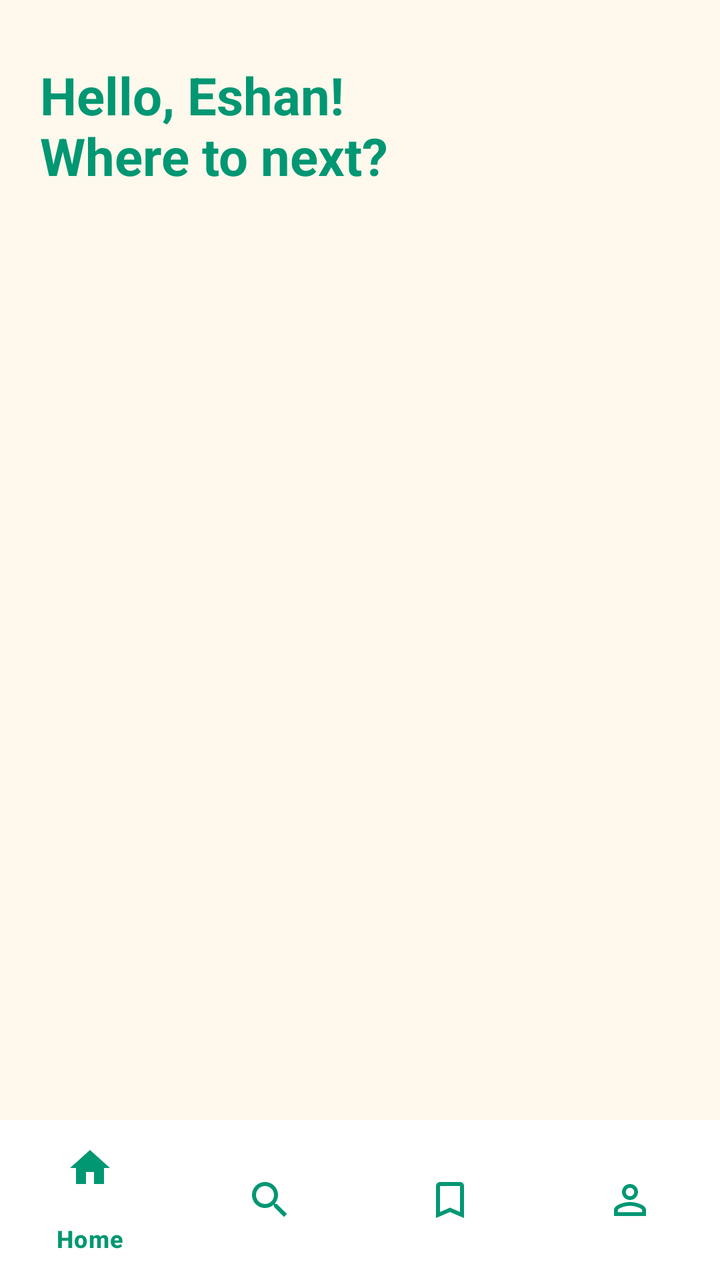
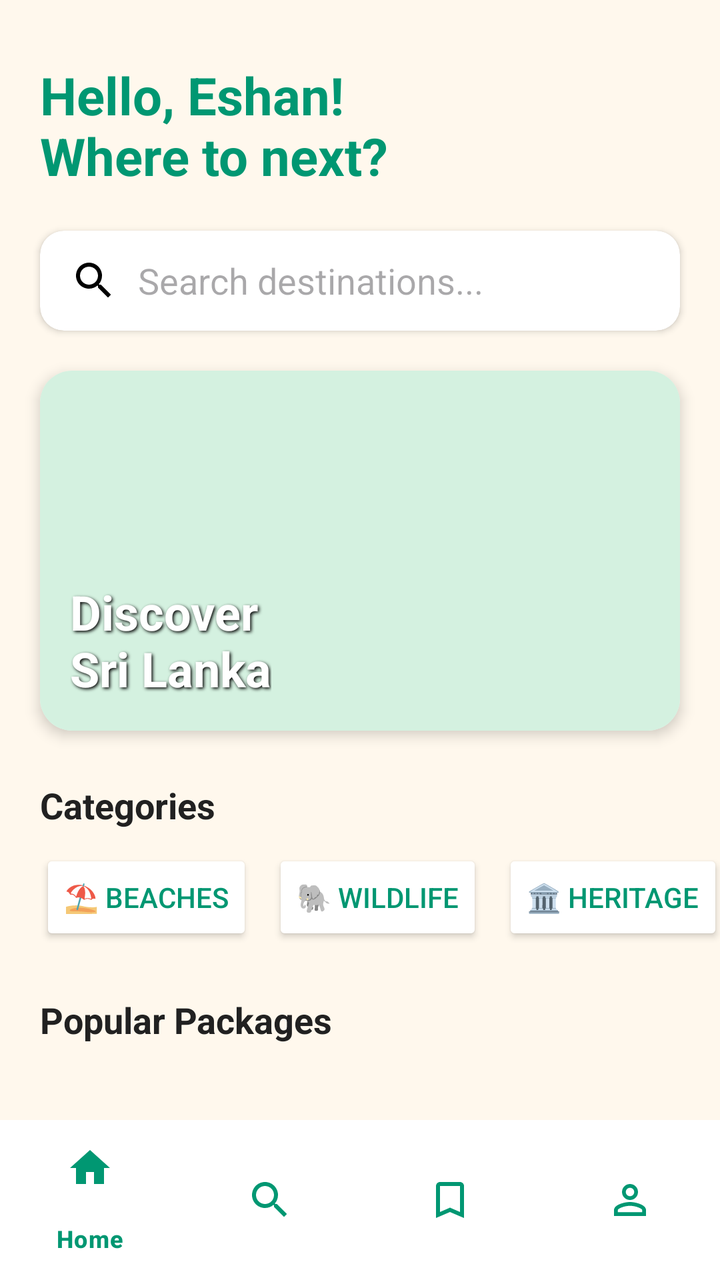

Compare the two renders of this Android layout. The source of the first and the diff that turns it into the second are given below.
<!-- AndroidManifest.xml: application theme Theme.CeyloTrip -->
<!-- res/layout/activity_home.xml -->
<?xml version="1.0" encoding="utf-8"?>
<RelativeLayout xmlns:android="http://schemas.android.com/apk/res/android"
    xmlns:app="http://schemas.android.com/apk/res-auto"
    android:layout_width="match_parent"
    android:layout_height="match_parent"
    android:background="#FFF8ED"> 

    
    <TextView
        android:id="@+id/tvWelcomeMessage"
        android:layout_width="wrap_content"
        android:layout_height="wrap_content"
        android:text="Hello, Eshan!\nWhere to next?"
        android:textColor="#009772"
        android:textSize="26sp"
        android:textStyle="bold"
        android:layout_marginTop="30dp"
        android:layout_marginLeft="20dp"/>

    <androidx.recyclerview.widget.RecyclerView
        android:id="@+id/recyclerViewPackages"
        android:layout_width="match_parent"
        android:layout_height="wrap_content"
        android:layout_below="@id/tvWelcomeMessage"
        android:layout_marginTop="20dp"
        android:paddingLeft="10dp"
        android:paddingRight="10dp"
        android:clipToPadding="false" />


    
    <com.google.android.material.bottomnavigation.BottomNavigationView
        android:id="@+id/bottomNavigation"
        android:layout_width="match_parent"
        android:layout_height="wrap_content"
        android:layout_alignParentBottom="true"
        android:background="#FFFFFF"
        app:itemIconTint="#009772"
        app:itemTextColor="#009772"
        app:menu="@menu/bottom_nav_menu"
        android:elevation="8dp"/>

</RelativeLayout>
<!-- resources referenced by this layout -->
<resources>
  <style name="Theme.CeyloTrip" parent="Base.Theme.CeyloTrip" />
  <style name="Base.Theme.CeyloTrip" parent="Theme.Material3.DayNight.NoActionBar">
          
          
      </style>
</resources>

<!-- the commit's change to res/layout/activity_home.xml (unified diff, before → after) -->
@@ -3,32 +3,8 @@
     xmlns:app="http://schemas.android.com/apk/res-auto"
     android:layout_width="match_parent"
     android:layout_height="match_parent"
-    android:background="#FFF8ED"> 
+    android:background="#FFF8ED">
 
-    
-    <TextView
-        android:id="@+id/tvWelcomeMessage"
-        android:layout_width="wrap_content"
-        android:layout_height="wrap_content"
-        android:text="Hello, Eshan!\nWhere to next?"
-        android:textColor="#009772"
-        android:textSize="26sp"
-        android:textStyle="bold"
-        android:layout_marginTop="30dp"
-        android:layout_marginLeft="20dp"/>
-
-    <androidx.recyclerview.widget.RecyclerView
-        android:id="@+id/recyclerViewPackages"
-        android:layout_width="match_parent"
-        android:layout_height="wrap_content"
-        android:layout_below="@id/tvWelcomeMessage"
-        android:layout_marginTop="20dp"
-        android:paddingLeft="10dp"
-        android:paddingRight="10dp"
-        android:clipToPadding="false" />
-
-
-    
     <com.google.android.material.bottomnavigation.BottomNavigationView
         android:id="@+id/bottomNavigation"
         android:layout_width="match_parent"
@@ -40,4 +16,164 @@
         app:menu="@menu/bottom_nav_menu"
         android:elevation="8dp"/>
 
+    <ScrollView
+        android:layout_width="match_parent"
+        android:layout_height="match_parent"
+        android:layout_above="@id/bottomNavigation"
+        android:scrollbars="none">
+
+        <LinearLayout
+            android:layout_width="match_parent"
+            android:layout_height="wrap_content"
+            android:orientation="vertical"
+            android:paddingBottom="20dp">
+
+            <TextView
+                android:id="@+id/tvWelcomeMessage"
+                android:layout_width="wrap_content"
+                android:layout_height="wrap_content"
+                android:text="Hello, Eshan!\nWhere to next?"
+                android:textColor="#009772"
+                android:textSize="26sp"
+                android:textStyle="bold"
+                android:layout_marginTop="30dp"
+                android:layout_marginLeft="20dp"/>
+
+            <androidx.cardview.widget.CardView
+                android:layout_width="match_parent"
+                android:layout_height="50dp"
+                android:layout_marginHorizontal="20dp"
+                android:layout_marginTop="20dp"
+                app:cardCornerRadius="12dp"
+                app:cardElevation="2dp">
+
+                <EditText
+                    android:layout_width="match_parent"
+                    android:layout_height="match_parent"
+                    android:background="@android:color/transparent"
+                    android:hint="Search destinations..."
+                    android:drawableLeft="@drawable/ic_search"
+                    android:drawablePadding="10dp"
+                    android:paddingHorizontal="15dp"
+                    android:maxLines="1"
+                    android:inputType="text"/>
+            </androidx.cardview.widget.CardView>
+
+            <androidx.cardview.widget.CardView
+                android:layout_width="match_parent"
+                android:layout_height="180dp"
+                android:layout_marginHorizontal="20dp"
+                android:layout_marginTop="20dp"
+                app:cardCornerRadius="16dp"
+                app:cardElevation="4dp">
+
+                <RelativeLayout
+                    android:layout_width="match_parent"
+                    android:layout_height="match_parent">
+
+                    <ImageView
+                        android:id="@+id/ivHeroBanner"
+                        android:layout_width="match_parent"
+                        android:layout_height="match_parent"
+                        android:scaleType="centerCrop"
+                        android:background="#D4F1E0"/>
+
+                    <TextView
+                        android:layout_width="wrap_content"
+                        android:layout_height="wrap_content"
+                        android:text="Discover\nSri Lanka"
+                        android:textColor="#FFFFFF"
+                        android:textSize="24sp"
+                        android:textStyle="bold"
+                        android:layout_alignParentBottom="true"
+                        android:layout_margin="15dp"
+                        android:shadowColor="#000000"
+                        android:shadowDx="2"
+                        android:shadowDy="2"
+                        android:shadowRadius="4"/>
+                </RelativeLayout>
+            </androidx.cardview.widget.CardView>
+
+            <TextView
+                android:layout_width="wrap_content"
+                android:layout_height="wrap_content"
+                android:text="Categories"
+                android:textColor="#212121"
+                android:textSize="18sp"
+                android:textStyle="bold"
+                android:layout_marginTop="25dp"
+                android:layout_marginLeft="20dp"/>
+
+            <HorizontalScrollView
+                android:layout_width="match_parent"
+                android:layout_height="wrap_content"
+                android:layout_marginTop="10dp"
+                android:scrollbars="none"
+                android:paddingHorizontal="15dp"
+                android:clipToPadding="false">
+
+                <LinearLayout
+                    android:layout_width="wrap_content"
+                    android:layout_height="wrap_content"
+                    android:orientation="horizontal">
+
+                    <Button
+                        android:layout_width="wrap_content"
+                        android:layout_height="wrap_content"
+                        android:text="⛱️ Beaches"
+                        android:backgroundTint="#FFFFFF"
+                        android:textColor="#009772"
+                        android:layout_marginHorizontal="5dp"
+                        app:cornerRadius="20dp"/>
+
+                    <Button
+                        android:layout_width="wrap_content"
+                        android:layout_height="wrap_content"
+                        android:text="🐘 Wildlife"
+                        android:backgroundTint="#FFFFFF"
+                        android:textColor="#009772"
+                        android:layout_marginHorizontal="5dp"
+                        app:cornerRadius="20dp"/>
+
+                    <Button
+                        android:layout_width="wrap_content"
+                        android:layout_height="wrap_content"
+                        android:text="🏛️ Heritage"
+                        android:backgroundTint="#FFFFFF"
+                        android:textColor="#009772"
+                        android:layout_marginHorizontal="5dp"
+                        app:cornerRadius="20dp"/>
+
+                    <Button
+                        android:layout_width="wrap_content"
+                        android:layout_height="wrap_content"
+                        android:text="⛰️ Hiking"
+                        android:backgroundTint="#FFFFFF"
+                        android:textColor="#009772"
+                        android:layout_marginHorizontal="5dp"
+                        app:cornerRadius="20dp"/>
+                </LinearLayout>
+            </HorizontalScrollView>
+
+            <TextView
+                android:layout_width="wrap_content"
+                android:layout_height="wrap_content"
+                android:text="Popular Packages"
+                android:textColor="#212121"
+                android:textSize="18sp"
+                android:textStyle="bold"
+                android:layout_marginTop="25dp"
+                android:layout_marginLeft="20dp"/>
+
+            <androidx.recyclerview.widget.RecyclerView
+                android:id="@+id/recyclerViewPackages"
+                android:layout_width="match_parent"
+                android:layout_height="wrap_content"
+                android:layout_marginTop="10dp"
+                android:paddingHorizontal="10dp"
+                android:clipToPadding="false" />
+
+        </LinearLayout>
+    </ScrollView>
+
 </RelativeLayout>
<!-- resource entries referenced after the edit -->
@@ -1,5 +1,11 @@
 <!-- resources referenced by this layout -->
 <resources>
+  <!-- drawable ic_search (drawable) -->
+  <vector xmlns:android="http://schemas.android.com/apk/res/android" android:height="24dp" android:tint="#000000" android:viewportHeight="24" android:viewportWidth="24" android:width="24dp">
+        
+      <path android:fillColor="@android:color/white" android:pathData="M15.5,14h-0.79l-0.28,-0.27C15.41,12.59 16,11.11 16,9.5 16,5.91 13.09,3 9.5,3S3,5.91 3,9.5 5.91,16 9.5,16c1.61,0 3.09,-0.59 4.23,-1.57l0.27,0.28v0.79l5,4.99L20.49,19l-4.99,-5zM9.5,14C7.01,14 5,11.99 5,9.5S7.01,5 9.5,5 14,7.01 14,9.5 11.99,14 9.5,14z"/>
+      
+  </vector>
   <style name="Theme.CeyloTrip" parent="Base.Theme.CeyloTrip" />
   <style name="Base.Theme.CeyloTrip" parent="Theme.Material3.DayNight.NoActionBar">
           
